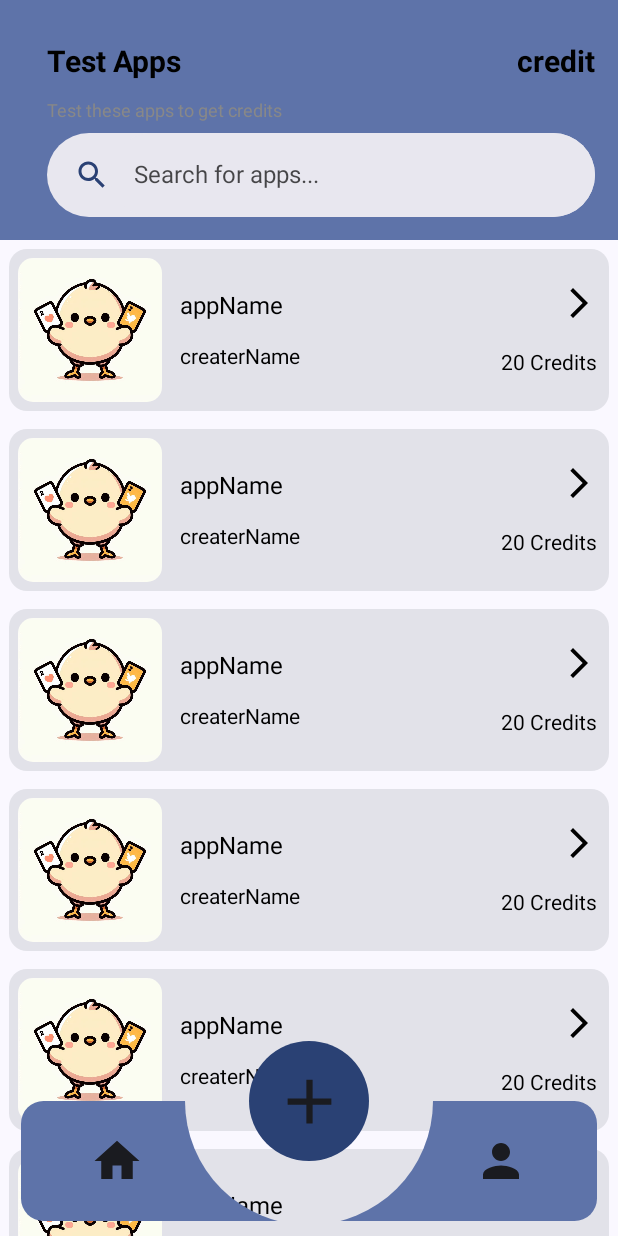
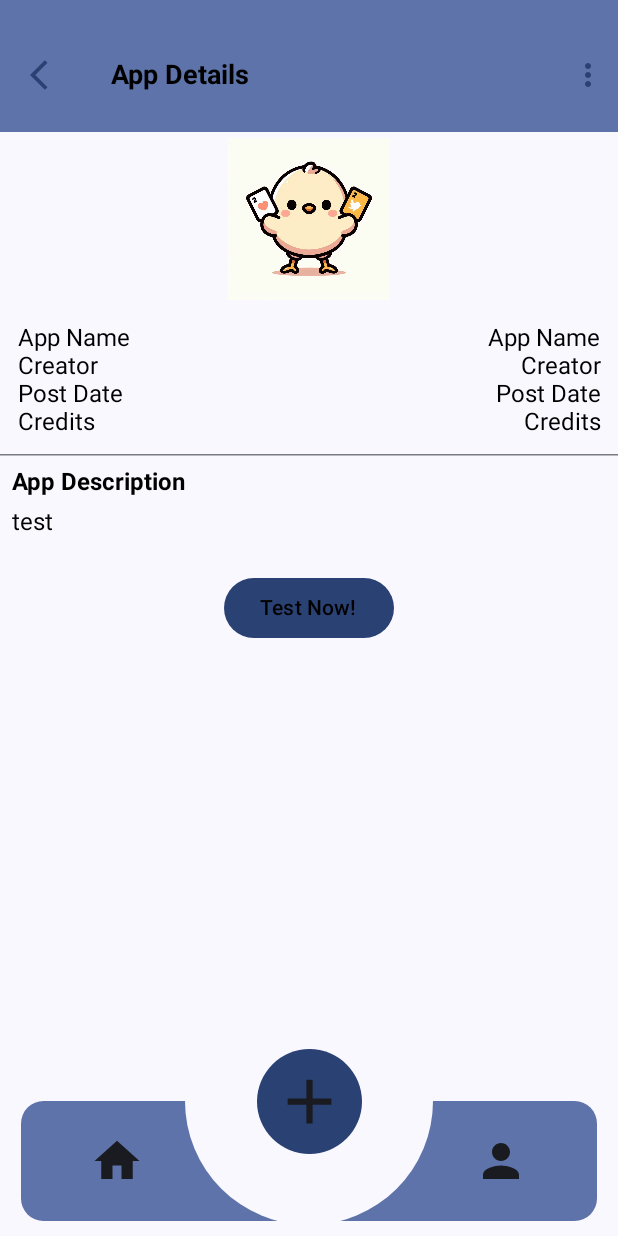
Before and after one commit to DM-Temo/Temo, an Android app built with Jetpack Compose: the HomeActivity screen opened directly, with no data from a screen before it, after a tap on "appName", on a phone screen of 412 x 824 dp. Run offline under Robolectric (Android 15) with nearby library versions, the phone set to English and light mode, and no system bars.

Commit message:
DetailScreen Complete

```diff
--- a/app/src/main/java/com/example/temo/DetailScreen.kt
+++ b/app/src/main/java/com/example/temo/DetailScreen.kt
@@ -1,4 +1,133 @@
 package com.example.temo
 
-class DetailScreen {
+import androidx.compose.foundation.Image
+import androidx.compose.foundation.layout.Arrangement
+import androidx.compose.foundation.layout.Box
+import androidx.compose.foundation.layout.Column
+import androidx.compose.foundation.layout.Row
+import androidx.compose.foundation.layout.fillMaxHeight
+import androidx.compose.foundation.layout.fillMaxSize
+import androidx.compose.foundation.layout.fillMaxWidth
+import androidx.compose.foundation.layout.height
+import androidx.compose.foundation.layout.padding
+import androidx.compose.foundation.lazy.LazyColumn
+import androidx.compose.material3.Button
+import androidx.compose.material3.ExperimentalMaterial3Api
+import androidx.compose.material3.HorizontalDivider
+import androidx.compose.material3.Icon
+import androidx.compose.material3.MaterialTheme
+import androidx.compose.material3.Text
+import androidx.compose.material3.TopAppBar
+import androidx.compose.material3.TopAppBarDefaults.topAppBarColors
+import androidx.compose.runtime.Composable
+import androidx.compose.ui.Alignment
+import androidx.compose.ui.Modifier
+import androidx.compose.ui.res.painterResource
+import androidx.compose.ui.text.style.TextAlign
+import androidx.compose.ui.tooling.preview.Preview
+import androidx.compose.ui.unit.Dp
+import androidx.compose.ui.unit.dp
+import com.example.temo.ui.theme.TemoTheme
+
+@Composable
+fun DetailScreen(innerPadding: Dp) {
+    LazyColumn(
+        modifier = Modifier
+            .padding(top = innerPadding)
+            .fillMaxSize()
+    ) {
+        item {
+            Box(
+                modifier = Modifier
+                    .padding(vertical = 4.dp)
+                    .fillMaxWidth()
+                    .height(108.dp),
+                contentAlignment = Alignment.Center
+            ) {
+                Image(
+                    painter = painterResource(id = R.drawable.appicon_mockup),
+                    contentDescription = "appImg"
+                )
+            }
+            Column(
+                modifier = Modifier
+                    .fillMaxWidth()
+                    .padding(12.dp)
+            ) {
+                val detailList = listOf("App Name", "Creator", "Post Date", "Credits")
+                detailList.forEach { it ->
+                    Row(
+                        modifier = Modifier.fillMaxWidth()
+                    ) {
+                        Text(
+                            text = it,
+                            modifier = Modifier.weight(1f)
+                        )
+                        Text(
+                            text = it,
+                            modifier = Modifier.weight(1f),
+                            textAlign = TextAlign.End
+                        )
+                    }
+                }
+            }
+            HorizontalDivider()
+            Text(text = "App Description",
+                style = MaterialTheme.typography.headlineMedium,
+                modifier = Modifier.padding(top = 8.dp, start = 8.dp))
+            Text(text = "test",
+                modifier = Modifier.padding(top = 8.dp, start = 8.dp, bottom = 24.dp))
+            Box(modifier = Modifier.fillMaxWidth(),
+                contentAlignment = Alignment.Center) {
+                Button(onClick = { /*TODO*/ }) {
+                    Text(text = "Test Now!")
+                }
+            }
+        }
+    }
 }
+
+@OptIn(ExperimentalMaterial3Api::class)
+@Composable
+fun DetailTopBar() {
+    TopAppBar(
+        colors = topAppBarColors(
+            containerColor = MaterialTheme.colorScheme.primaryContainer,
+            titleContentColor = MaterialTheme.colorScheme.primary,
+        ),
+        modifier = Modifier.height(88.dp),
+        title = {
+            Row(
+                modifier = Modifier
+                    .padding(top = 20.dp, bottom = 8.dp, start = 4.dp, end = 8.dp)
+                    .fillMaxWidth()
+                    .fillMaxHeight(),
+                horizontalArrangement = Arrangement.SpaceBetween,
+                verticalAlignment = Alignment.CenterVertically
+            ) {
+                Box(modifier = Modifier) {
+                    Icon(
+                        painter = painterResource(id = R.drawable.icon_arrow_back),
+                        contentDescription = "back"
+                    )
+                }
+                Text(
+                    "App Details",
+                    style = MaterialTheme.typography.headlineLarge,
+                    modifier = Modifier
+                        .weight(1f)
+                        .padding(start = 30.dp)
+                )
+                Box(
+                    modifier = Modifier,
+                    contentAlignment = Alignment.CenterEnd
+                ) {
+                    Icon(
+                        painter = painterResource(id = R.drawable.icon_more),
+                        contentDescription = "moreOpt"
+                    )
+                }
+            }
+        }
+    )
+}
--- a/app/src/main/java/com/example/temo/HomeActivity.kt
+++ b/app/src/main/java/com/example/temo/HomeActivity.kt
@@ -58,6 +58,7 @@ import androidx.compose.ui.unit.dp
 import androidx.navigation.NavHostController
 import androidx.navigation.compose.NavHost
 import androidx.navigation.compose.composable
+import androidx.navigation.compose.currentBackStackEntryAsState
 import androidx.navigation.compose.rememberNavController
 import com.example.temo.ui.theme.TemoTheme
 import com.example.temo.ui.theme.customBody
@@ -73,14 +74,30 @@ class HomeActivity : ComponentActivity() {
 
                 Scaffold(
                     modifier = Modifier.fillMaxSize(),
-                    topBar = { HomeTopBar() },
+                    topBar = {
+                        val currentRoute =
+                            navController.currentBackStackEntryAsState().value?.destination?.route
+                        when (currentRoute) {
+//                            Screen.Home.route -> HomeTopBar()
+//                            Screen.Profile.route -> ProfileTopBar()
+//                            Screen.Add.route -> AddTopBar()
+                            Screen.Detail.route -> DetailTopBar()
+                            else -> HomeTopBar()
+                        }
+                    },
                     bottomBar = { BottomNavigationBar(TemoViewModel, navController) }
                 ) { innerPadding ->
                     NavHost(navController = navController, startDestination = Screen.Home.route) {
-                        composable(Screen.Home.route) { HomeScreen(innerPadding.calculateTopPadding()) }
+                        composable(Screen.Home.route) {
+                            HomeScreen(
+                                innerPadding.calculateTopPadding(),
+                                TemoViewModel,
+                                navController
+                            )
+                        }
 //            composable(Screen.Profile.route) { ProfileScreen(innerPadding = PaddingValues(0.dp))}
 //            composable(Screen.Add.route) { AddScreen(innerPadding = PaddingValues(0.dp))}
-//            composable(Screen.Detail.route) { DetailScreen(innerPadding = PaddingValues(0.dp))}
+                        composable(Screen.Detail.route) { DetailScreen(innerPadding.calculateTopPadding()) }
                     }
                 }
             }
@@ -99,13 +116,14 @@ sealed class Screen(
 }
 
 @Composable
-fun HomeScreen(innerPadding: Dp) {
+fun HomeScreen(innerPadding: Dp, TemoViewModel: TemoViewModel, navController: NavHostController) {
     LazyColumn(
         modifier = Modifier
-            .padding(top = innerPadding)
+            .padding(top = innerPadding, start = 4.dp, end = 4.dp)
     ) {
         items(10) {
-            AppCard(img = R.drawable.appicon_mockup)
+            AppCard(img = R.drawable.appicon_mockup,
+                onCardClick = { TemoViewModel.navigateToDetail(navController) })
         }
     }
 }
@@ -287,8 +305,8 @@ fun BottomNavigationBar(
             }
             Box(
                 modifier = Modifier
-                    .size(80.dp)
-                    .offset(y = (-40).dp)
+                    .size(70.dp)
+                    .offset(y = (-45).dp)
                     .clip(CircleShape)
                     .background(MaterialTheme.colorScheme.primary),
                 contentAlignment = Alignment.Center
@@ -310,9 +328,12 @@ fun BottomNavigationBar(
 }
 
 @Composable
-fun AppCard(img: Int) {
+fun AppCard(
+    img: Int,
+    onCardClick: () -> Unit
+) {
     Card(
-        onClick = { /*TODO*/ },
+        onClick = { onCardClick() },
         modifier = Modifier
             .fillMaxWidth()
             .height(120.dp)
@@ -340,10 +361,14 @@ fun AppCard(img: Int) {
                     .weight(1f),
                 verticalArrangement = Arrangement.SpaceAround
             ) {
-                Text(text = "appName",
-                    style = MaterialTheme.typography.bodyLarge)
-                Text(text = "createrName",
-                    style = MaterialTheme.typography.bodyMedium)
+                Text(
+                    text = "appName",
+                    style = MaterialTheme.typography.bodyLarge
+                )
+                Text(
+                    text = "creatorName",
+                    style = MaterialTheme.typography.bodyMedium
+                )
             }
             Column(
                 modifier = Modifier
@@ -354,24 +379,15 @@ fun AppCard(img: Int) {
             ) {
                 Box(modifier = Modifier) {
                     Image(
-                        painter = painterResource(id = R.drawable.icon_next),
+                        painter = painterResource(id = R.drawable.icon_arrow_next),
                         contentDescription = "nextIcon"
                     )
                 }
-                Text(text = "20 Credits",
-                    style = MaterialTheme.typography.bodyMedium)
+                Text(
+                    text = "20 Credits",
+                    style = MaterialTheme.typography.bodyMedium
+                )
             }
         }
     }
 }
-
-@Preview(showBackground = true)
-@Composable
-fun HomePreview() {
-    TemoTheme {
-//        HomeTopBar()
-//        TopSearchBar()
-//        BottomNavigationBar()
-        AppCard(img = R.drawable.appicon_mockup)
-    }
-}
--- /dev/null
+++ b/app/src/main/res/drawable/icon_arrow_back.xml
@@ -0,0 +1,5 @@
+<vector xmlns:android="http://schemas.android.com/apk/res/android" android:autoMirrored="true" android:height="24dp" android:tint="#000000" android:viewportHeight="24" android:viewportWidth="24" android:width="24dp">
+
+    <path android:fillColor="@android:color/white" android:pathData="M11.67,3.87L9.9,2.1 0,12l9.9,9.9 1.77,-1.77L3.54,12z"/>
+
+</vector>
--- /dev/null
+++ b/app/src/main/res/drawable/icon_more.xml
@@ -0,0 +1,5 @@
+<vector xmlns:android="http://schemas.android.com/apk/res/android" android:height="24dp" android:tint="#000000" android:viewportHeight="24" android:viewportWidth="24" android:width="24dp">
+
+    <path android:fillColor="@android:color/white" android:pathData="M12,8c1.1,0 2,-0.9 2,-2s-0.9,-2 -2,-2 -2,0.9 -2,2 0.9,2 2,2zM12,10c-1.1,0 -2,0.9 -2,2s0.9,2 2,2 2,-0.9 2,-2 -0.9,-2 -2,-2zM12,16c-1.1,0 -2,0.9 -2,2s0.9,2 2,2 2,-0.9 2,-2 -0.9,-2 -2,-2z"/>
+
+</vector>
```
Also changed, not shown: app/src/main/res/drawable/icon_arrow_next.xml (renamed from app/src/main/res/drawable/icon_next.xml).
